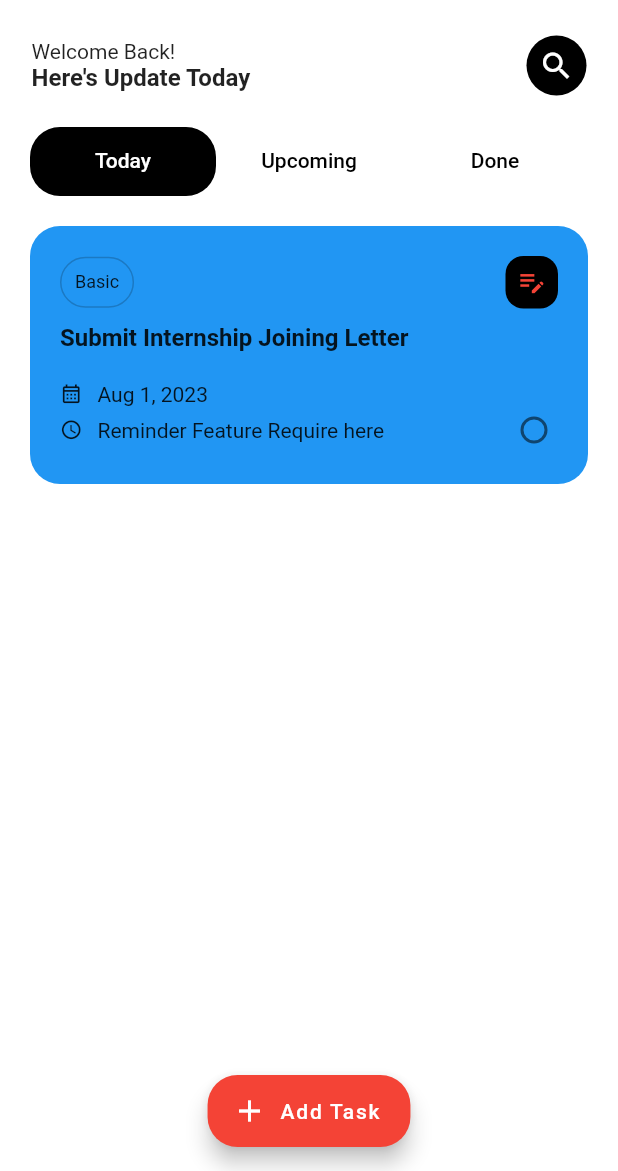
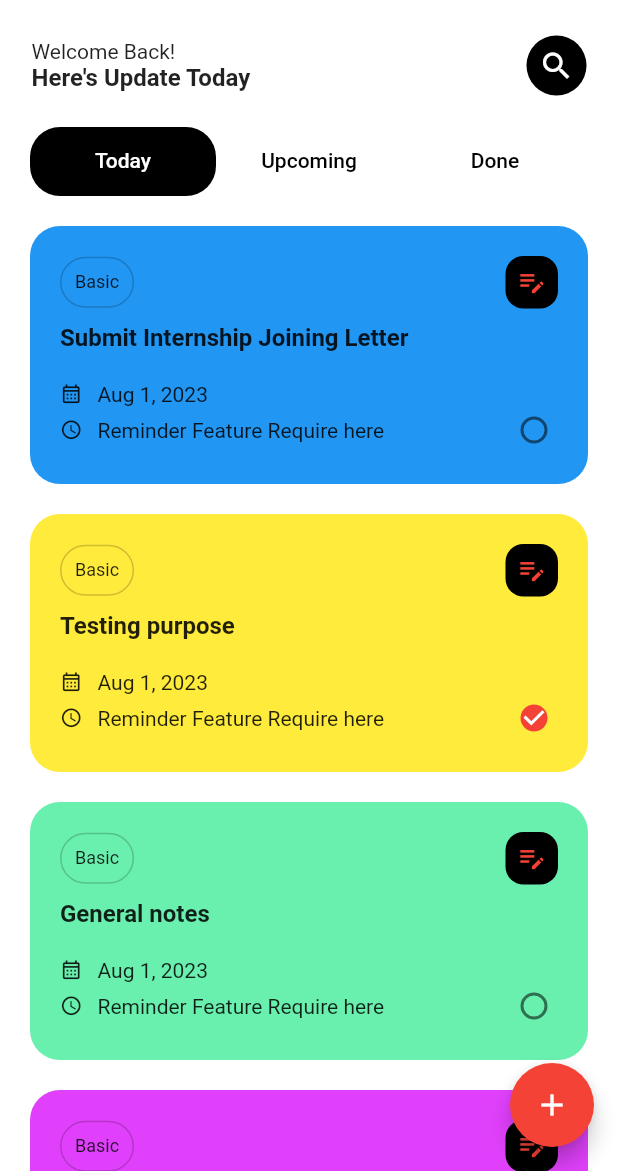
Before and after one commit to Zohaib1397/z_task_manager, a Flutter app: the screen it shows after launch, on a phone screen of 412 x 824 dp, the part 65-1236 px from its top. Run offline on Flutter 3.47's test engine with Material 2 defaults, Android fonts, the phone set to English and light mode, and no system bars; missing offline and left inert: flex_color_picker.

Commit message:
Hiding floating action button added

```diff
--- a/lib/screens/home_screen.dart
+++ b/lib/screens/home_screen.dart
@@ -1,5 +1,6 @@
 import 'package:flutter/cupertino.dart';
 import 'package:flutter/material.dart';
+import 'package:flutter/rendering.dart';
 import 'package:provider/provider.dart';
 import 'package:z_task_manager/constants/constants.dart';
 import 'package:z_task_manager/services/task_controller_provider.dart';
@@ -18,8 +19,11 @@ class HomeScreen extends StatefulWidget {
 
 class _HomeScreenState extends State<HomeScreen> {
   List<Widget> cardsList = [];
+
+  bool floatingButtonVisible = true;
   @override
   Widget build(BuildContext context) {
+
     return Scaffold(
       backgroundColor: Colors.white,
       appBar: AppBar(
@@ -42,14 +46,9 @@ class _HomeScreenState extends State<HomeScreen> {
         ),
       ),
       drawer: Drawer(),
-      floatingActionButtonLocation: FloatingActionButtonLocation.centerFloat,
-      floatingActionButton: FloatingActionButton.extended(
-        isExtended: true,
-        shape: RoundedRectangleBorder(
-          borderRadius: BorderRadius.circular(20),
-        ),
-        label: Text("Add Task"),
-        icon: Icon(Icons.add),
+      floatingActionButton: floatingButtonVisible
+        ? FloatingActionButton(
+        child: Icon(Icons.add),
         onPressed: () {
           setState(() {
             Navigator.pushNamed(context, NewTaskScreen.id);
@@ -62,8 +61,19 @@ class _HomeScreenState extends State<HomeScreen> {
             // });
           });
         },
-      ),
-      body: SingleChildScrollView(
+      )
+        : null,
+      body: NotificationListener<UserScrollNotification>(
+        onNotification: (notification){
+          if(notification.direction == ScrollDirection.forward) {
+            if(!floatingButtonVisible) setState(() =>floatingButtonVisible=true);
+          }
+          else if(notification.direction == ScrollDirection.reverse){
+            if(floatingButtonVisible) setState(() => floatingButtonVisible = false);
+          }
+          return true;
+        },
+        child: SingleChildScrollView(
           child: Padding(
             padding: const EdgeInsets.symmetric(horizontal: 10.0),
             child: Column(
@@ -151,6 +161,7 @@ class _HomeScreenState extends State<HomeScreen> {
             ),
           ),
         ),
+      ),
     );
   }
 }
--- a/lib/services/task_controller_provider.dart
+++ b/lib/services/task_controller_provider.dart
@@ -10,6 +10,9 @@ class TaskControllerProvider extends ChangeNotifier{
 
     TaskControllerProvider(){
         tasksList.add(Task("Submit Internship Joining Letter", false, DateTime.now(), Colors.blue, CATEGORY.BASIC));
+        tasksList.add(Task("Testing purpose", true, DateTime.now(), Colors.yellow, CATEGORY.BASIC));
+        tasksList.add(Task("General notes", false, DateTime.now(), Colors.greenAccent, CATEGORY.BASIC));
+        tasksList.add(Task("White note", false, DateTime.now(), Colors.purpleAccent, CATEGORY.BASIC));
     }
 
     bool addTaskToList(Task task){
--- a/lib/structure/Task.dart
+++ b/lib/structure/Task.dart
@@ -8,6 +8,7 @@ class Task{
   late DateTime _dueDate;
   late Color _color;
   late CATEGORY _category;
+  // late DateTime timeStamp;
 
   Task(this._text, this._isCompleted, this._dueDate, this._color,
       this._category);
```
Also changed, not shown: 1 other file. Lines whose indentation alone changed are shown as unchanged.
